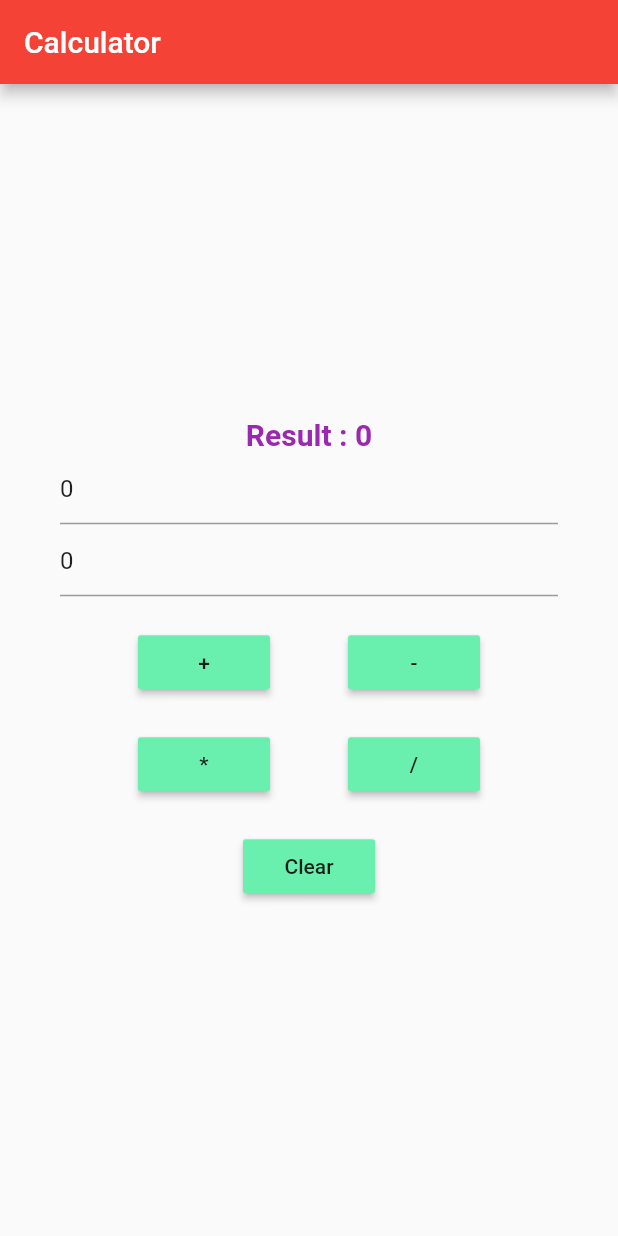
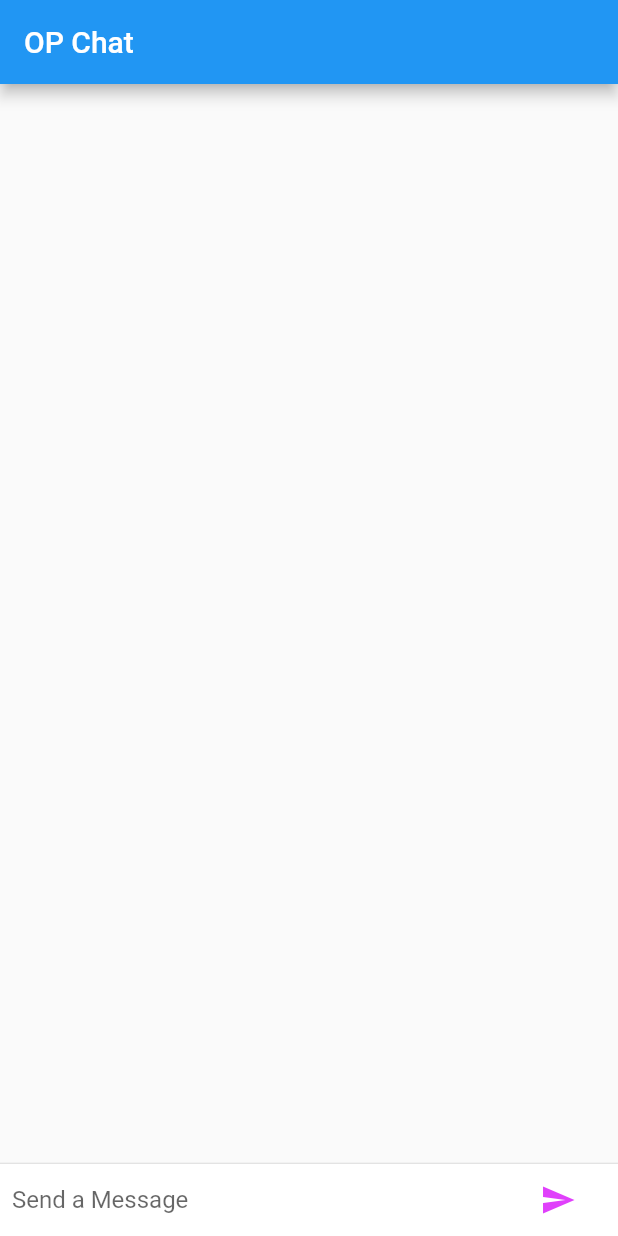
Before and after one commit to PranavMasekar/Firebase, a Flutter app: the screen it shows after launch, on a phone screen of 412 x 824 dp. Run offline on Flutter 3.47's test engine with Material 2 defaults, Android fonts, the phone set to English and light mode, and no system bars.

Commit message:
Made chat app

```diff
--- /dev/null
+++ b/lib/ChatApp/ChatScreen.dart
@@ -0,0 +1,73 @@
+import 'package:flutter/material.dart';
+import 'package:many_apps/ChatApp/ChatMassage.dart';
+
+class ChatScreen extends StatefulWidget {
+  @override
+  _ChatScreenState createState() => _ChatScreenState();
+}
+
+class _ChatScreenState extends State<ChatScreen> {
+  void _submitted(String text) {
+    _text.clear();
+    ChatMessage message = ChatMessage(text: text);
+    setState(() {
+      _messages.insert(0, message);
+    });
+  }
+
+  final TextEditingController _text = TextEditingController();
+  final List<ChatMessage> _messages = <ChatMessage>[];
+
+  Widget _textcomposewidget() {
+    return IconTheme(
+      data: IconThemeData(color: Colors.purpleAccent),
+      child: Container(
+        margin: EdgeInsets.symmetric(horizontal: 8.0),
+        child: Row(
+          children: [
+            Flexible(
+              child: TextField(
+                decoration:
+                    InputDecoration.collapsed(hintText: "Send a Message"),
+                controller: _text,
+                onSubmitted: _submitted,
+              ),
+            ),
+            Container(
+              margin: EdgeInsets.symmetric(horizontal: 8.0),
+              child: IconButton(
+                onPressed: () => _submitted(_text.text),
+                icon: Icon(Icons.send),
+              ),
+            )
+          ],
+        ),
+      ),
+    );
+  }
+
+  @override
+  Widget build(BuildContext context) {
+    return Column(
+      children: [
+        Flexible(
+          child: ListView.builder(
+            padding: EdgeInsets.all(8.0),
+            reverse: true,
+            itemBuilder: (_, index) => _messages[index],
+            itemCount: _messages.length,
+          ),
+        ),
+        Divider(
+          height: 1.0,
+        ),
+        Container(
+          decoration: BoxDecoration(
+            color: Theme.of(context).cardColor,
+          ),
+          child: _textcomposewidget(),
+        )
+      ],
+    );
+  }
+}
--- /dev/null
+++ b/lib/ChatApp/HomePageChat.dart
@@ -0,0 +1,15 @@
+import 'package:flutter/material.dart';
+
+import 'ChatScreen.dart';
+
+class HomePageChat extends StatelessWidget {
+  @override
+  Widget build(BuildContext context) {
+    return Scaffold(
+      appBar: AppBar(
+        title: Text("OP Chat "),
+      ),
+      body: ChatScreen(),
+    );
+  }
+}
--- a/lib/main.dart
+++ b/lib/main.dart
@@ -1,5 +1,7 @@
 import 'package:flutter/material.dart';
-import 'HomePage.dart';
+
+import 'ChatApp/HomePageChat.dart';
+//import 'HomePage.dart';
 
 void main() => runApp(MyApp());
 
@@ -7,11 +9,11 @@ class MyApp extends StatelessWidget {
   @override
   Widget build(BuildContext context) {
     return MaterialApp(
-      title: "Calculator App",
+      title: "Chat App",
       theme: ThemeData(
-        primarySwatch: Colors.red,
+        primarySwatch: Colors.blue,
       ),
-      home: HomePage(),
+      home: HomePageChat(),
     );
   }
 }
```
Also changed, not shown: lib/ChatApp/ChatMassage.dart (added, +38 -0 lines), lib/Calculator/HomePage.dart (renamed from lib/HomePage.dart).
